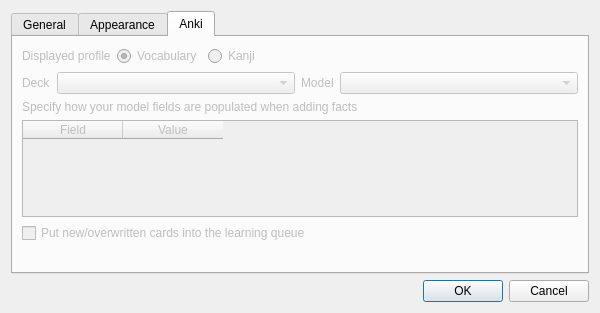
First picture: the form in ui/preferences.ui, repository FooSoft/yomichan-anki, before the edit.
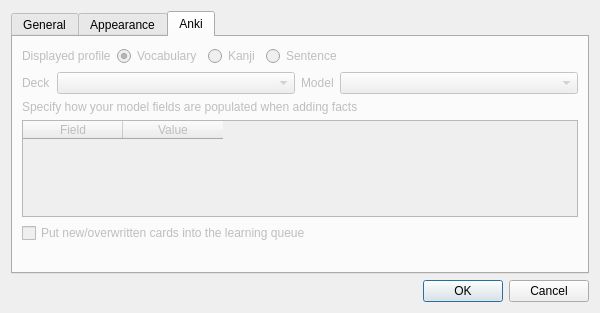
Second picture: the form after the edit. The open tabs and pages were chosen to show the change.

```diff
--- a/ui/preferences.ui
+++ b/ui/preferences.ui
@@ -210,6 +210,13 @@
            </property>
           </widget>
          </item>
+         <item>
+          <widget class="QRadioButton" name="radioButtonSentence">
+           <property name="text">
+            <string>Sentence</string>
+           </property>
+          </widget>
+         </item>
          <item>
           <spacer name="horizontalSpacer">
            <property name="orientation">
```
Left out of the diff: 2 changed lines with no effect on the pictures.
